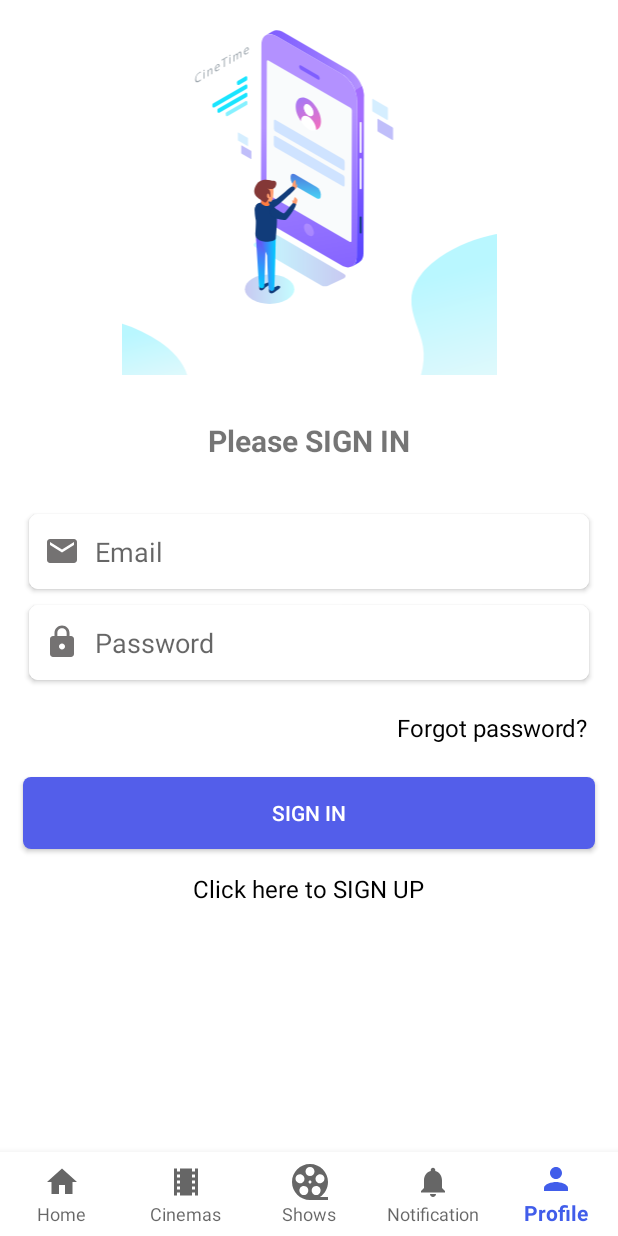
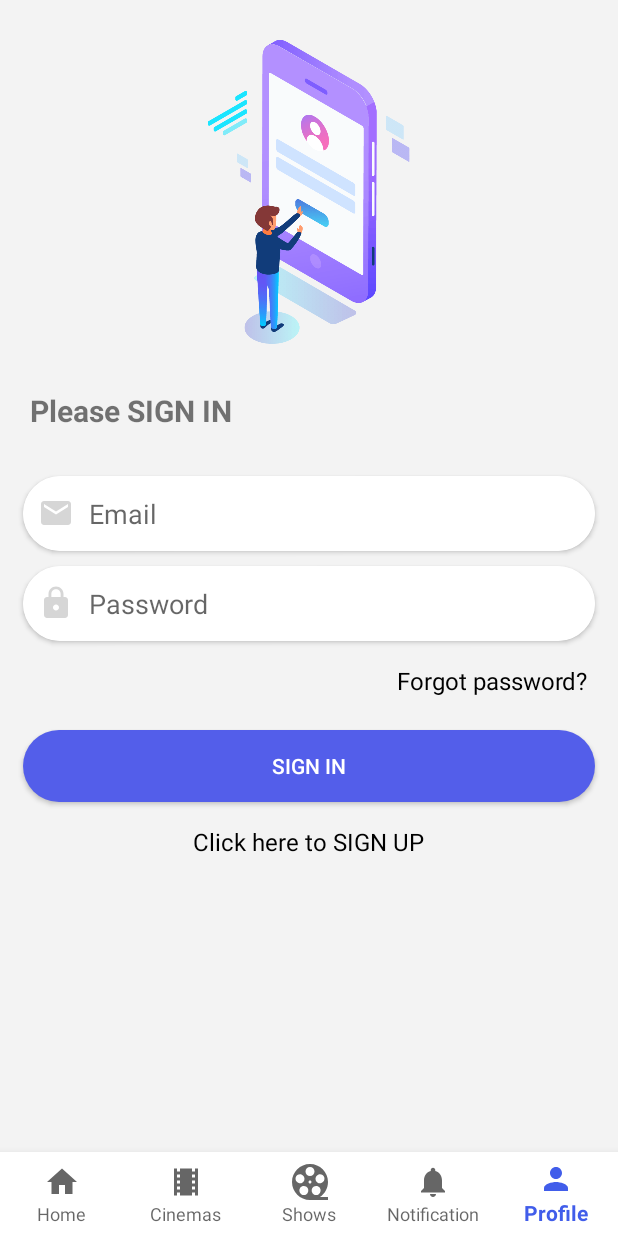
Before and after one commit to iamnabink/CineTime-Nepal, an Android app: the screen it shows after launch (HomeActivity), item 5 of the bottom bar chosen, on a phone screen of 412 x 824 dp. Run offline under Robolectric (Android 15) with nearby library versions, the light colour scheme and no system bars.

Commit message:
login ui changed

```diff
--- a/app/src/main/res/drawable/button_background.xml
+++ b/app/src/main/res/drawable/button_background.xml
@@ -1,5 +1,5 @@
 <?xml version="1.0" encoding="utf-8"?>
 <shape xmlns:android="http://schemas.android.com/apk/res/android">
-    <corners android:radius="5dp"/>
+    <corners android:radius="25dp"/>
     <solid android:color="#535EEA"/>
 </shape>
--- a/app/src/main/res/layout/fragment_profile.xml
+++ b/app/src/main/res/layout/fragment_profile.xml
@@ -3,7 +3,7 @@
     xmlns:app="http://schemas.android.com/apk/res-auto"
     android:layout_width="match_parent"
     android:layout_height="match_parent"
-    android:background="#FFFFFF"
+    android:background="#F3F3F3"
     android:id="@+id/profile_f"
     android:orientation="vertical">
 
@@ -15,17 +15,18 @@
             android:layout_height="wrap_content"
             android:orientation="vertical">
             <ImageView
+                android:paddingTop="20dp"
                 android:layout_width="match_parent"
                 android:layout_height="250dp"
-                android:src="@drawable/ic_cinetime_app_login_concept" />
+                android:src="@drawable/login_png" />
 
             <TextView
                 android:layout_width="wrap_content"
                 android:layout_height="wrap_content"
                 android:layout_below="@+id/profile_iv"
                 android:layout_centerHorizontal="true"
-                android:layout_gravity="center"
-                android:layout_marginTop="30dp"
+                android:layout_marginLeft="20dp"
+                android:layout_marginTop="10dp"
                 android:layout_marginBottom="30dp"
                 android:text="Please SIGN IN"
                 android:textSize="20dp"
@@ -36,8 +37,9 @@
                 android:layout_height="wrap_content"
                 android:layout_marginLeft="15dp"
                 android:layout_marginRight="15dp"
-                app:cardCornerRadius="6dp"
-                app:cardUseCompatPadding="true">
+                android:layout_marginBottom="10dp"
+                app:cardCornerRadius="25dp"
+                app:cardElevation="2dp">
 
                 <EditText
                     android:id="@+id/email_et"
@@ -46,7 +48,7 @@
                     android:background="@android:color/white"
                     android:drawableLeft="@drawable/ic_email_24px"
                     android:drawablePadding="10dp"
-                    android:drawableTint="#747272"
+                    android:drawableTint="#D6D6D6"
                     android:hint="Email"
                     android:imeOptions="actionNext"
                     android:inputType="textEmailAddress"
@@ -59,8 +61,8 @@
                 android:layout_height="wrap_content"
                 android:layout_marginLeft="15dp"
                 android:layout_marginRight="15dp"
-                app:cardCornerRadius="6dp"
-                app:cardUseCompatPadding="true">
+                app:cardCornerRadius="25dp"
+                app:cardElevation="2dp">
 
                 <EditText
                     android:id="@+id/pwd_et"
@@ -69,7 +71,7 @@
                     android:background="@android:color/white"
                     android:drawableLeft="@drawable/ic_lock_24px"
                     android:drawablePadding="10dp"
-                    android:drawableTint="#747272"
+                    android:drawableTint="#D6D6D6"
                     android:hint="Password"
                     android:imeOptions="actionDone"
                     android:inputType="textPassword"
```
Also changed, not shown: app/src/main/res/layout/activity_login.xml (+114 -4 lines), app/src/main/res/drawable/login_png.png (added).
